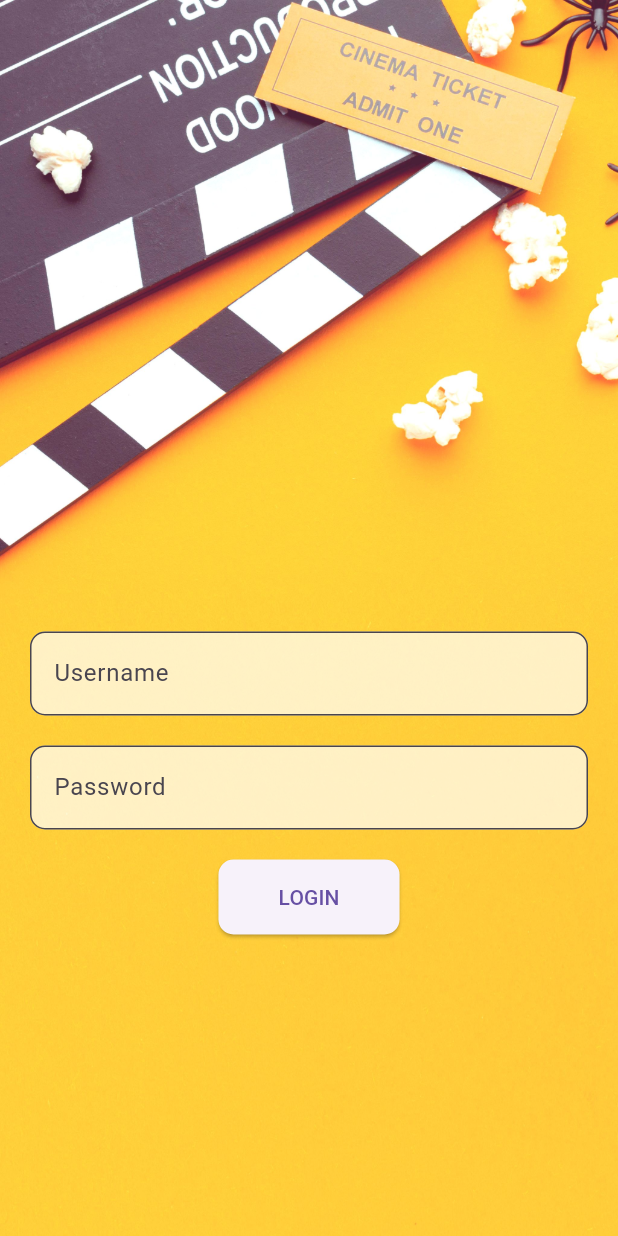
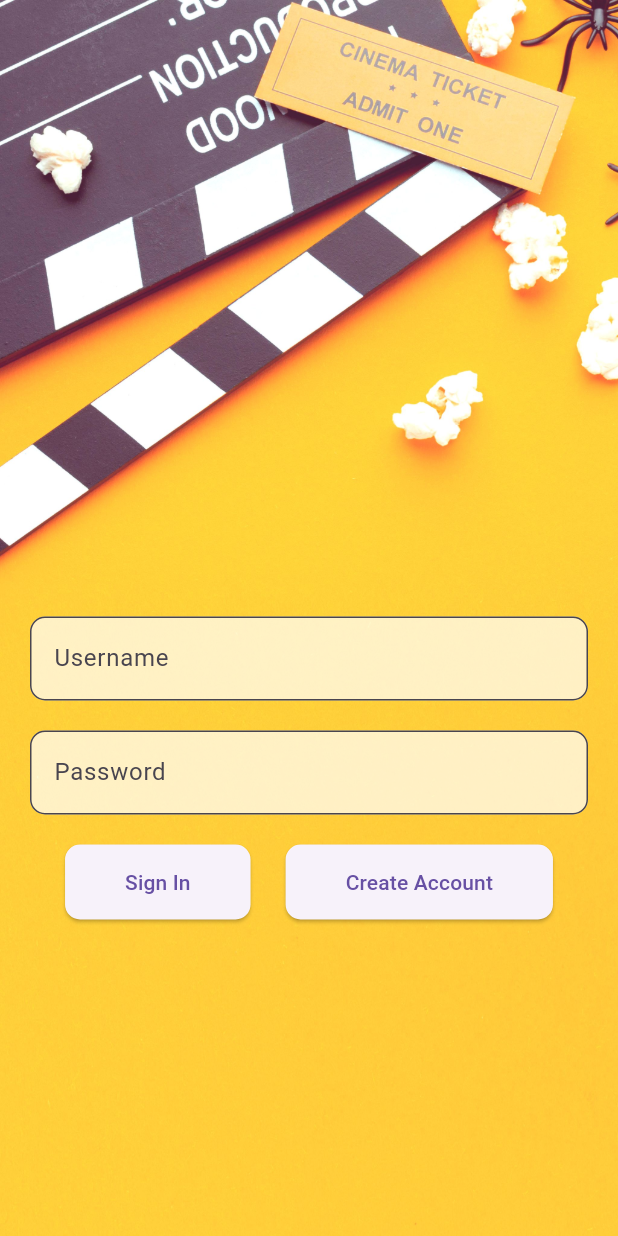
Before and after one commit to adi99304/IMDb-clone, a Flutter app: the screen it shows after launch, on a phone screen of 412 x 824 dp. Run offline on Flutter 3.47's test engine with Material 3 defaults, Android fonts, the phone set to English and light mode, and no system bars; our stand-ins replace animated_splash_screen, firebase_auth, firebase_core; accounts and stored records are empty.

Commit message:
loginpage updated (firebase)

```diff
--- a/lib/pages/LoginPage.dart
+++ b/lib/pages/LoginPage.dart
@@ -1,5 +1,7 @@
 import 'package:flutter/material.dart';
+import 'package:project/service/auth.dart';
 import 'package:project/pages/HomePage.dart';
+import 'package:project/pages/CreateAccountPage.dart';
 
 class LoginPage extends StatefulWidget {
   LoginPage({Key? key, required this.title}) : super(key: key);
@@ -14,52 +16,32 @@ class _LoginPageState extends State<LoginPage> {
   final _formKey = GlobalKey<FormState>();
   String _username = '';
   String _password = '';
-
-  void _login() {
-    // Perform login logic here
-    // For demo, just navigate to HomePage
-    Navigator.of(context).pushReplacement(
-      MaterialPageRoute(
-        builder: (context) => HomePage(),
-      ),
-    );
-  }
+  final AuthService _auth = AuthService();
 
   @override
   Widget build(BuildContext context) {
     return Scaffold(
       body: SingleChildScrollView(
-        // Wrap with SingleChildScrollView
         child: Container(
           decoration: BoxDecoration(
             image: DecorationImage(
-              image:
-                  AssetImage("images/background.jpeg"), // Your background image
+              image: AssetImage("images/background.jpeg"),
               fit: BoxFit.cover,
             ),
           ),
           child: Container(
             width: double.infinity,
-            height: MediaQuery.of(context)
-                .size
-                .height, // Use MediaQuery to get screen height
+            height: MediaQuery.of(context).size.height,
             child: Align(
               alignment: Alignment.bottomCenter,
               child: Padding(
                 padding: const EdgeInsets.all(20.0),
+                child: Form(
+                  key: _formKey,
                   child: Column(
                     mainAxisAlignment: MainAxisAlignment.center,
                     children: <Widget>[
-                    SizedBox(height: 300), // Add spacing from top
-                    // Text(
-                    //   'Welcome to IMDb',
-                    //   style: TextStyle(
-                    //     color: Colors.white,
-                    //     fontSize: 32,
-                    //     fontWeight: FontWeight.bold,
-                    //   ),
-                    // ),
-                    SizedBox(height: 20),
+                      SizedBox(height: 300),
                       TextFormField(
                         decoration: InputDecoration(
                           filled: true,
@@ -101,19 +83,59 @@ class _LoginPageState extends State<LoginPage> {
                         },
                       ),
                       SizedBox(height: 20),
+                      Row(
+                        mainAxisAlignment: MainAxisAlignment.spaceEvenly,
+                        children: [
                           ElevatedButton(
-                      onPressed: _login,
-                      child: Text('LOGIN'),
+                            onPressed: () async {
+                              if (_formKey.currentState!.validate()) {
+                                _formKey.currentState!.save();
+                                dynamic result =
+                                    await _auth.signInWithEmailPassword(
+                                        _username, _password);
+                                if (result == null) {
+                                  print('Error signing in');
+                                } else {
+                                  print('Signed in');
+                                  Navigator.pushReplacement(
+                                    context,
+                                    MaterialPageRoute(
+                                        builder: (context) => HomePage()),
+                                  );
+                                }
+                              }
+                            },
+                            child: Text('Sign In'),
                             style: ElevatedButton.styleFrom(
-                        padding:
-                            EdgeInsets.symmetric(horizontal: 40, vertical: 15),
+                              padding: EdgeInsets.symmetric(
+                                  horizontal: 40, vertical: 15),
                               shape: RoundedRectangleBorder(
                                 borderRadius: BorderRadius.circular(10),
                               ),
                             ),
                           ),
-                    SizedBox(height: 100), // Add spacing from bottom
+                          ElevatedButton(
+                            onPressed: () {
+                              Navigator.push(
+                                context,
+                                MaterialPageRoute(
+                                    builder: (context) => CreateAccountPage()),
+                              );
+                            },
+                            child: Text('Create Account'),
+                            style: ElevatedButton.styleFrom(
+                              padding: EdgeInsets.symmetric(
+                                  horizontal: 40, vertical: 15),
+                              shape: RoundedRectangleBorder(
+                                borderRadius: BorderRadius.circular(10),
+                              ),
+                            ),
+                          ),
                         ],
+                      ),
+                      SizedBox(height: 100),
+                    ],
+                  ),
                 ),
               ),
             ),
--- a/pubspec.yaml
+++ b/pubspec.yaml
@@ -36,6 +36,7 @@ dependencies:
   # Use with the CupertinoIcons class for iOS style icons.
   cupertino_icons: ^1.0.2
   firebase_core: ^2.24.2
+  firebase_auth: ^4.16.0
 
 dev_dependencies:
   flutter_test:
```
Also changed, not shown: lib/pages/CreateAccountPage.dart (added, +94 -0 lines), lib/service/auth.dart (added, +41 -0 lines), pubspec.lock, 1 other file. Lines whose indentation alone changed are shown as unchanged.
